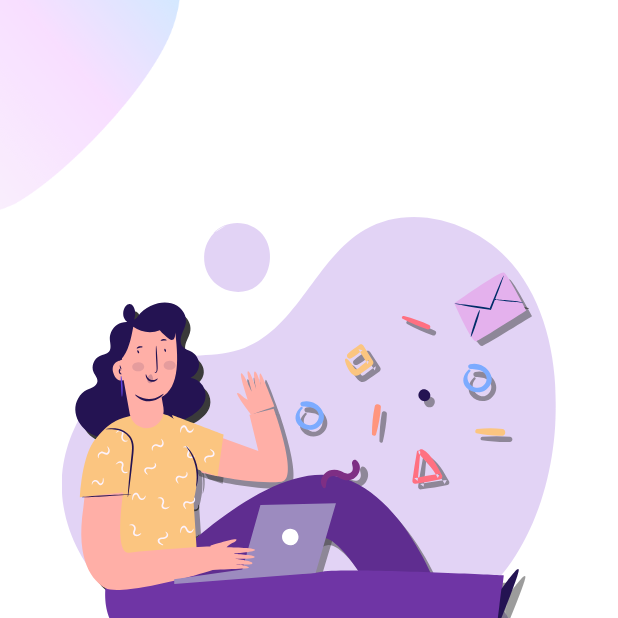
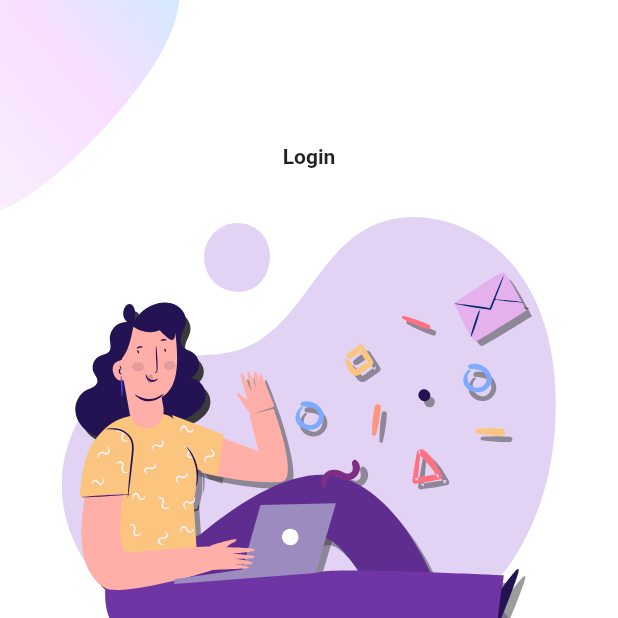
Before and after one commit to slederdj/demo-flutter-login, a Flutter app: the screen it shows after launch, after a tap on "LOGIN", on a phone screen of 412 x 824 dp, the top half of it. Run offline on Flutter 3.47's test engine with Material 2 defaults, Android fonts, the phone set to English and light mode, and no system bars; our stand-ins replace flutter_svg.

Commit message:
skeleton: login module

```diff
--- a/lib/screens/auth/login/components/login_form.dart
+++ b/lib/screens/auth/login/components/login_form.dart
@@ -1,6 +1,7 @@
 import 'package:app_example/screens/auth/signup/signup_screen.dart';
 import 'package:app_example/widgets/already_account.dart';
-import 'package:app_example/widgets/password_field.dart';
+import 'package:app_example/widgets/form_fields/email_field.dart';
+import 'package:app_example/widgets/form_fields/password_field.dart';
 import 'package:flutter/material.dart';
 
 import 'package:app_example/constants.dart';
@@ -13,19 +14,7 @@ class LoginForm extends StatelessWidget {
     return Form(
       child: Column(
         children: [
-          TextFormField(
-            keyboardType: TextInputType.emailAddress,
-            textInputAction: TextInputAction.next,
-            cursorColor: kPrimaryColor,
-            onSaved: (email) {}, //TODO Add Logic to validate email.
-            decoration: InputDecoration(
-              floatingLabelBehavior: FloatingLabelBehavior.never,
-              labelText: "Email",
-              hintText: "Your email",
-              prefixIcon: Padding(padding: EdgeInsets.all(defaultPadding),
-              child: Icon(Icons.person),)
-            ),
-          ),
+          EmailField(),
           Padding(
             padding: EdgeInsets.symmetric(vertical: defaultPadding),
             child: PasswordField(),
--- a/lib/screens/auth/login/login_screen.dart
+++ b/lib/screens/auth/login/login_screen.dart
@@ -16,7 +16,7 @@ class LoginScreen extends StatelessWidget {
           mobile: _MobileLoginScreen(),
           desktop: Row(
             children: [
-              Expanded(child: SvgImageLoader(path: "assets/icons/login.svg")),
+              Expanded(child: SvgImageLoader(path: "assets/icons/login.svg", text: "Login",)),
               Expanded(
                   child: Row(
                 mainAxisAlignment: MainAxisAlignment.center,
@@ -41,7 +41,7 @@ class _MobileLoginScreen extends StatelessWidget {
     return Column(
       mainAxisAlignment: MainAxisAlignment.center,
       children: <Widget>[
-        SvgImageLoader(path: "assets/icons/login.svg"),
+        SvgImageLoader(path: "assets/icons/login.svg", text: "Login"),
         Row(
           children: [Spacer(), Expanded(flex: 8, child: LoginForm()), Spacer()],
         )
--- a/lib/screens/home/home_screen.dart
+++ b/lib/screens/home/home_screen.dart
@@ -49,7 +49,7 @@ class _MobileWelcomeScreen extends StatelessWidget {
     return Column(
       mainAxisAlignment: MainAxisAlignment.center,
       children: <Widget>[
-        SvgImageLoader(path: "assets/icons/chat.svg"),
+        SvgImageLoader(path: "assets/icons/chat.svg", text: "Welcome"),
         Row(
           children: const [
             Spacer(),
--- /dev/null
+++ b/lib/widgets/form_fields/email_field.dart
@@ -0,0 +1,24 @@
+import 'package:app_example/constants.dart';
+import 'package:flutter/material.dart';
+
+class EmailField extends StatelessWidget {
+  const EmailField({Key? key}) : super(key: key);
+
+  @override
+  Widget build(BuildContext context) {
+    return TextFormField(
+      keyboardType: TextInputType.emailAddress,
+      textInputAction: TextInputAction.next,
+      cursorColor: kPrimaryColor,
+      onSaved: (email) {}, //TODO Add Logic to validate email.
+      decoration: InputDecoration(
+          floatingLabelBehavior: FloatingLabelBehavior.never,
+          labelText: "Email",
+          hintText: "Your email",
+          prefixIcon: Padding(
+            padding: EdgeInsets.all(defaultPadding),
+            child: Icon(Icons.person),
+          )),
+    );
+  }
+}
```
Also changed, not shown: lib/screens/auth/signup/components/signup_form.dart (+3 -14 lines), lib/widgets/form_fields/password_field.dart (renamed from lib/widgets/password_field.dart), 1 other file.
